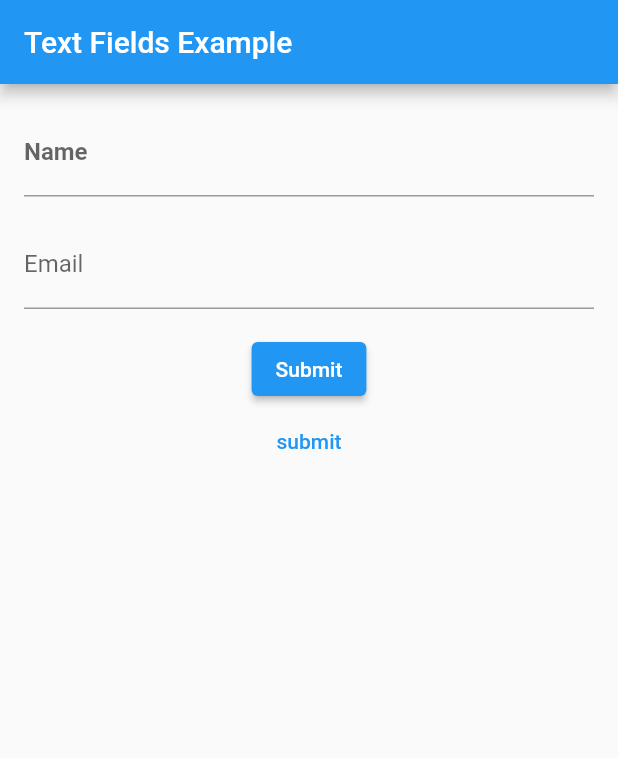
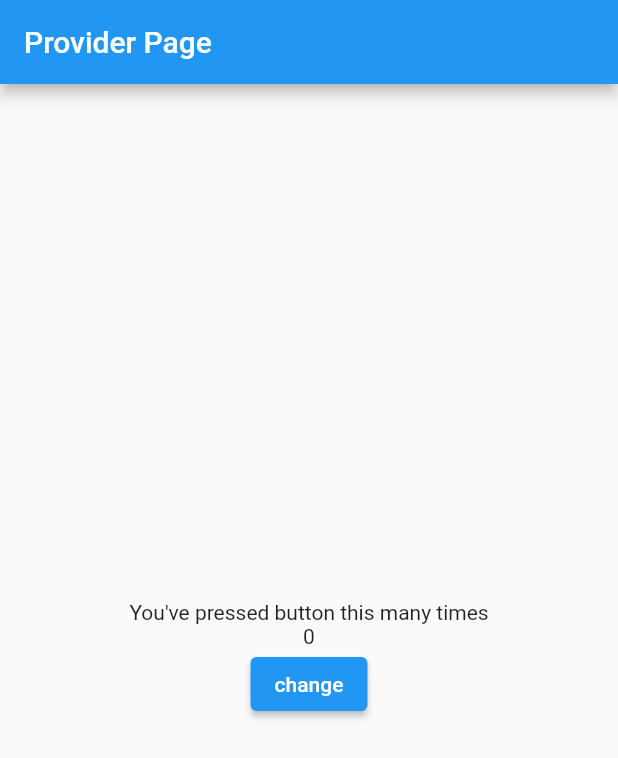
Before and after one commit to bhattabhi013/MSC-summer_bootcamp, a Flutter app: the screen it shows after launch, on a phone screen of 412 x 824 dp. Shown: the top 758 px of the screen. Run offline on Flutter 3.47's test engine with Material 2 defaults, Android fonts, the phone set to English and light mode, and no system bars.

Commit message:
added providers

```diff
--- a/lib/input_example.dart
+++ b/lib/input_example.dart
@@ -16,16 +16,13 @@ class InputClass extends StatelessWidget {
           padding: EdgeInsets.all(16.0),
           child: Column(
             children: <Widget>[
-              CustomText(
-                ctrl: _nameController,
-                label: 'Name',
+              CustomText(ctrl: _nameController, label: 'Example'),
+              TextField(
+                controller: _nameController,
+                decoration: InputDecoration(
+                  labelText: 'Name',
+                ),
               ),
-              // TextField(
-              //   controller: _nameController,
-              //   decoration: InputDecoration(
-              //     labelText: 'Name',
-              //   ),
-              // ),
               SizedBox(height: 16.0),
               TextField(
                 controller: _emailController,
--- a/lib/main.dart
+++ b/lib/main.dart
@@ -1,9 +1,19 @@
 import 'package:demo/counter.dart';
 import 'package:demo/input_example.dart';
+import 'package:demo/models/countermodel.dart';
+import 'package:demo/providerExample.dart';
 import 'package:flutter/material.dart';
+import 'package:provider/provider.dart';
 
 void main() {
-  runApp(const MyApp());
+  runApp(
+    MultiProvider(
+      providers: [
+        ChangeNotifierProvider(create: ((context) => MainModel())),
+      ],
+      child: MyApp(),
+    ),
+  );
 }
 
 class MyApp extends StatelessWidget {
@@ -18,7 +28,9 @@ class MyApp extends StatelessWidget {
         primarySwatch: Colors.blue,
       ),
       debugShowCheckedModeBanner: false,
-      home: InputClass(),
+      home: ProviderPage(
+        title: 'Provider Page',
+      ),
       //home: const MyHomePage(title: 'Flutter Demo Home Page'),
     );
   }
--- /dev/null
+++ b/lib/models/countermodel.dart
@@ -0,0 +1,14 @@
+import 'package:flutter/material.dart';
+
+class MainModel extends ChangeNotifier {
+  int _counter = 0;
+
+  int get counter => _counter;
+
+  set counter(int value) {
+    if (value != _counter) {
+      _counter = value;
+      notifyListeners();
+    }
+  }
+}
--- /dev/null
+++ b/lib/providerexample.dart
@@ -0,0 +1,39 @@
+import 'package:demo/models/countermodel.dart';
+import 'package:flutter/material.dart';
+import 'package:provider/provider.dart';
+
+class ProviderPage extends StatefulWidget {
+  final String title;
+  ProviderPage({super.key, required this.title});
+
+  @override
+  State<ProviderPage> createState() => _ProviderPageState();
+}
+
+class _ProviderPageState extends State<ProviderPage> {
+  @override
+  Widget build(BuildContext context) {
+    return Scaffold(
+      body: Consumer<MainModel>(
+        builder: (context, model, child) => Scaffold(
+          appBar: AppBar(
+            title: Text(widget.title),
+          ),
+          body: Center(
+            child: Column(
+              mainAxisAlignment: MainAxisAlignment.center,
+              children: [
+                Text("You've pressed button this many times"),
+                Text('${model.counter}'),
+                ElevatedButton(
+                  onPressed: () => model.counter++,
+                  child: Text('change'),
+                ),
+              ],
+            ),
+          ),
+        ),
+      ),
+    );
+  }
+}
--- a/pubspec.yaml
+++ b/pubspec.yaml
@@ -35,6 +35,7 @@ dependencies:
   # The following adds the Cupertino Icons font to your application.
   # Use with the CupertinoIcons class for iOS style icons.
   cupertino_icons: ^1.0.2
+  provider: ^6.0.5
 
 dev_dependencies:
   flutter_test:
```
Also changed, not shown: pubspec.lock.
